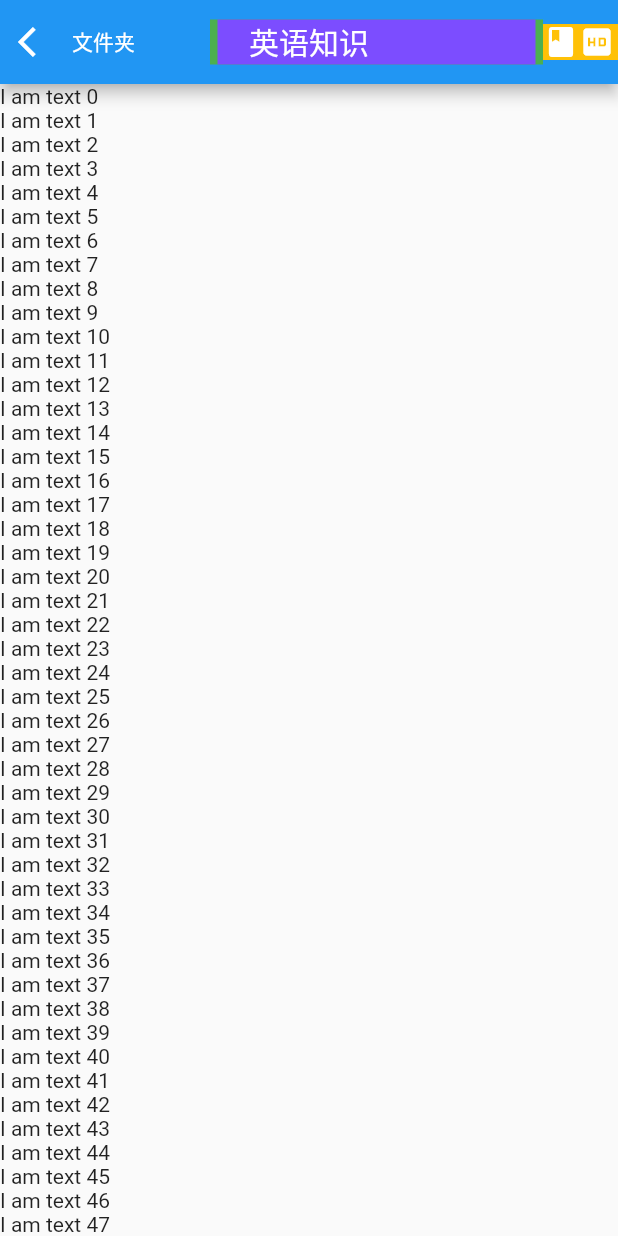
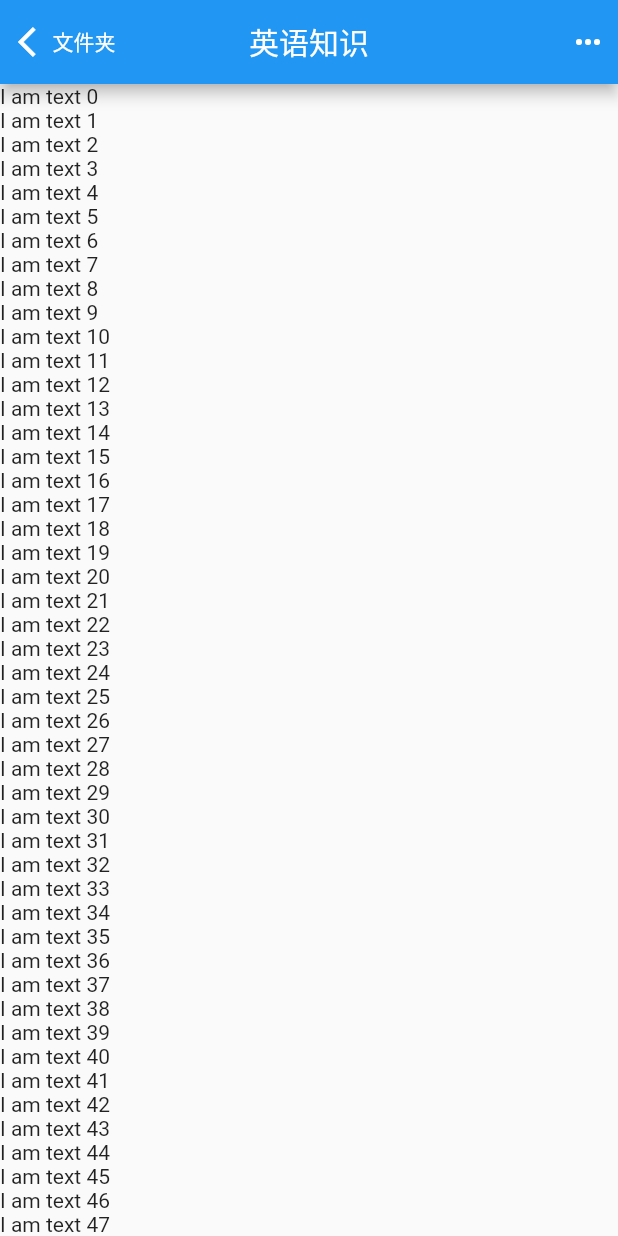
Before and after one commit to jims57/seal_note, a Flutter app: the screen it shows after launch, on a phone screen of 412 x 824 dp. Run offline on Flutter 3.47's test engine with Material 2 defaults, Android fonts, the light colour scheme and no system bars; our stand-ins replace moor, moor_ffi; generated files the repository leaves out were written again.

Commit message:
Improved AppBarWidget to make title always kept in center.
1. Use Stack to make leading and tail space between.

```diff
--- a/lib/ui/Common/AppBarWidget.dart
+++ b/lib/ui/Common/AppBarWidget.dart
@@ -3,6 +3,19 @@ import 'package:flutter/material.dart';
 double _getAppBarTitleWidth(
     double screenWidth, double leadingWidth, double tailWidth) {
   return (screenWidth - leadingWidth - tailWidth);
+}
+
+List<Widget> _getContainerList(List<Widget> leadingChildren) {
+  int _currentIndex = 0;
+
+  return leadingChildren.map((e) {
+    _currentIndex += 1;
+    return Container(
+      margin: EdgeInsets.only(
+          left: ((_currentIndex == 1) ? 0.0 : ((_currentIndex - 1) * 35.0))),
+      child: e,
+    );
+  }).toList();
 }
 
 class AppBarWidget extends StatelessWidget with PreferredSizeWidget {
@@ -32,34 +45,41 @@ class AppBarWidget extends StatelessWidget with PreferredSizeWidget {
 
     double _offsetToRight = leadingWidth - tailWidth;
 
+    // Get AppBar height
+    double _appBarHeight = preferredSize.height;
+
     return AppBar(
-      title: Row(
+      title: Stack(
         children: [
           Container(
-            width: leadingWidth,
             child: Row(
-              mainAxisAlignment: MainAxisAlignment.start,
-              children: leadingChildren,
+              mainAxisAlignment: MainAxisAlignment.spaceBetween,
+              children: [
+                Container(
+                  width: leadingWidth,
+                  height: _appBarHeight,
+                  child: Stack(
+                    children: _getContainerList(leadingChildren),
+                    alignment: Alignment.centerLeft,
+                  ),
+                ),
+                Container(
+                  width: tailWidth,
+                  height: _appBarHeight,
+                  alignment: Alignment.centerRight,
+                  child: Stack(
+                    children: _getContainerList(tailChildren),
+                  ),
+                )
+              ],
             ),
           ),
           Container(
-            color: Colors.green,
-            width: _titleWidth,
-            padding: const EdgeInsets.only(left: 5.0, right: 5),
-            child: Container(
-              padding: EdgeInsets.only(right: _offsetToRight),
-              color: Colors.deepPurpleAccent,
-              child: Center(
-                child: Text('$title'),
-              ),
-            ),
-          ),
-          Container(
-            color: Colors.amber,
-            width: tailWidth,
-            child: Row(
-              children: tailChildren,
-            ),
+            alignment: Alignment.center,
+            width: _screenWidth,
+            height: _appBarHeight,
+            margin: EdgeInsets.only(left: leadingWidth, right: leadingWidth),
+            child: Text('$title'),
           )
         ],
       ),
@@ -68,5 +88,6 @@ class AppBarWidget extends StatelessWidget with PreferredSizeWidget {
   }
 
   @override
-  Size get preferredSize => Size.fromHeight(kToolbarHeight);
+  Size get preferredSize =>
+      Size.fromHeight(kToolbarHeight); //>>get appbar height
 }
--- a/lib/ui/MasterDetailPage.dart
+++ b/lib/ui/MasterDetailPage.dart
@@ -33,12 +33,16 @@ class _MasterDetailPageState extends State<MasterDetailPage> {
           ),
         ],
         tailChildren: [
-          Icon(Icons.book),
-          Icon(Icons.hd),
+          IconButton(
+              icon: Icon(
+            Icons.more_horiz,
+            color: Colors.white,
+          )),
         ],
+//        title: '英语知识英语知识',
         title: '英语知识',
-        leadingWidth: 140,
-        tailWidth: 50,
+        leadingWidth: 90,
+        tailWidth: 40,
       ),
       body: OrientationBuilder(
         builder: (c, o) {
```
Also changed, not shown: 1 other file.
